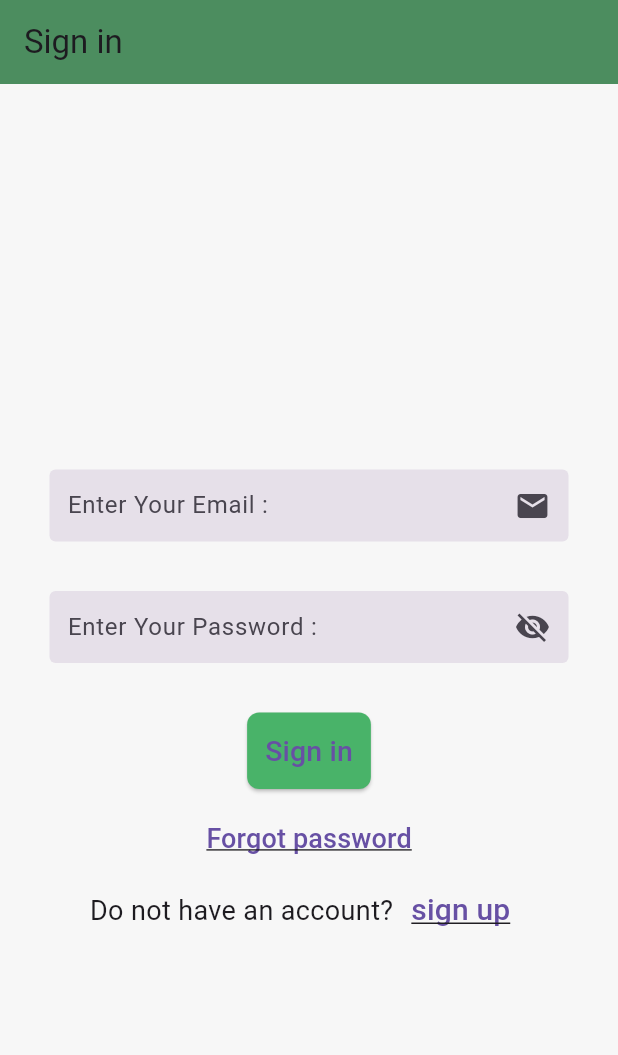
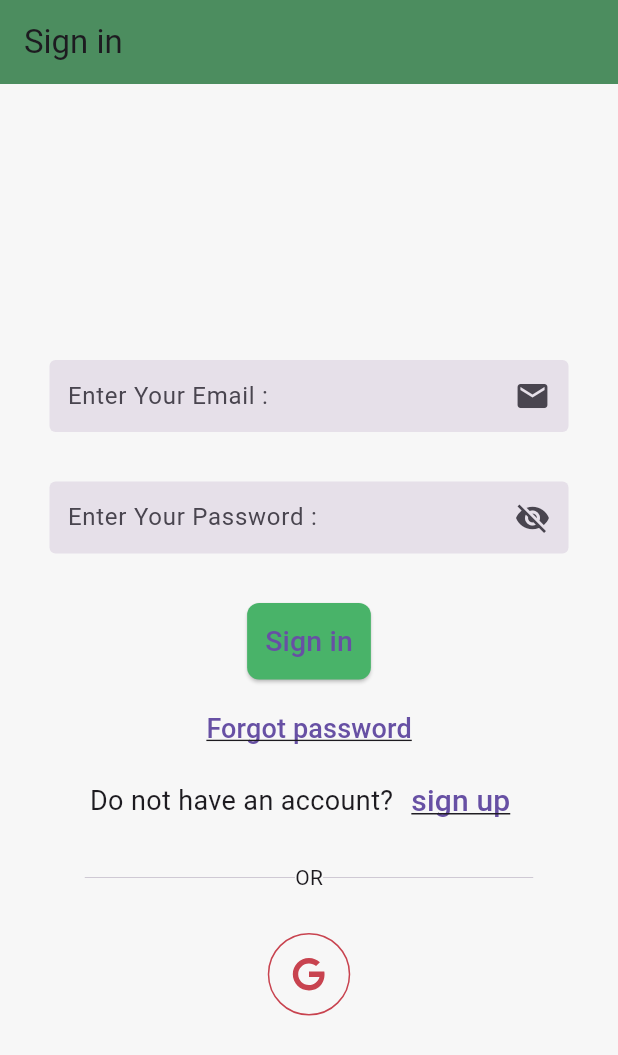
Before and after one commit to sherifshouaib/flower_app, a Flutter app: the screen it shows after launch, on a phone screen of 412 x 824 dp. Shown: the top 1055 px of the screen. Run offline on Flutter 3.47's test engine with Material 3 defaults, Android fonts, the phone set to English and light mode, and no system bars; our stand-ins replace firebase_auth, firebase_core, flutter_svg, google_sign_in; accounts and stored records are empty.

Commit message:
flower_app_lesson17_google_signin

```diff
--- a/lib/main.dart
+++ b/lib/main.dart
@@ -4,12 +4,15 @@ import 'package:e_commerce_app/pages/details_screen.dart';
 import 'package:e_commerce_app/pages/home.dart';
 import 'package:e_commerce_app/pages/sign_in.dart';
 import 'package:e_commerce_app/pages/register.dart';
+import 'package:e_commerce_app/pages/verify_email.dart';
 import 'package:e_commerce_app/provider/cart.dart';
+import 'package:e_commerce_app/provider/google_signin.dart';
 import 'package:e_commerce_app/widgets/snackbar.dart';
 import 'package:firebase_auth/firebase_auth.dart';
 import 'package:firebase_core/firebase_core.dart';
 import 'package:flutter/material.dart';
 import 'package:provider/provider.dart';
+import 'package:google_sign_in/google_sign_in.dart';
 
 Future<void> main() async {
   WidgetsFlutterBinding.ensureInitialized();
@@ -24,11 +27,17 @@ class MyApp extends StatelessWidget {
 
   @override
   Widget build(BuildContext context) {
-    return ChangeNotifierProvider(
-      create: (context) {
+    return MultiProvider(
+      providers: [
+        ChangeNotifierProvider(create: (context) {
           return Cart();
-      },
+        }),
+        ChangeNotifierProvider(create: (context) {
+          return GoogleSignInProvider();
+        }),
+      ],
       child: MaterialApp(
+          title: "myApp",
           debugShowCheckedModeBanner: false,
           home: StreamBuilder(
             stream: FirebaseAuth.instance.authStateChanges(),
@@ -41,13 +50,12 @@ class MyApp extends StatelessWidget {
               } else if (snapshot.hasError) {
                 return showSnackBar(context, "Something went wrong");
               } else if (snapshot.hasData) {
-              return Home();
+                return VerifyEmailPage(); // home() OR verify email
               } else {
                 return Login();
               }
             },
-        ),
-      ),
+          )),
     );
   }
 }
--- a/lib/pages/sign_in.dart
+++ b/lib/pages/sign_in.dart
@@ -1,5 +1,6 @@
 // ignore_for_file: prefer_const_constructors
-
+import 'package:e_commerce_app/provider/google_signin.dart';
+import 'package:flutter_svg/flutter_svg.dart';
 import 'package:e_commerce_app/pages/forgot_passowrd.dart';
 import 'package:e_commerce_app/pages/register.dart';
 import 'package:e_commerce_app/widgets/colors.dart';
@@ -7,6 +8,7 @@ import 'package:e_commerce_app/widgets/constants.dart';
 import 'package:e_commerce_app/widgets/snackbar.dart';
 import 'package:firebase_auth/firebase_auth.dart';
 import 'package:flutter/material.dart';
+import 'package:provider/provider.dart';
 
 class Login extends StatefulWidget {
   Login({super.key});
@@ -53,6 +55,8 @@ class _LoginState extends State<Login> {
 
   @override
   Widget build(BuildContext context) {
+    final googleSignInProvider = Provider.of<GoogleSignInProvider>(context);
+
     return Scaffold(
       appBar: AppBar(
         backgroundColor: appbarGreen,
@@ -158,7 +162,53 @@ class _LoginState extends State<Login> {
                       ),
                     )
                   ],
-                )
+                ),
+                SizedBox(
+                  height: 17,
+                ),
+                SizedBox(
+                  width: 299,
+                  child: Row(
+                    children: [
+                      Expanded(
+                          child: Divider(
+                        thickness: 0.6,
+                      )),
+                      Text(
+                        "OR",
+                        style: TextStyle(),
+                      ),
+                      Expanded(
+                          child: Divider(
+                        thickness: 0.6,
+                      )),
+                    ],
+                  ),
+                ),
+                Container(
+                  margin: EdgeInsets.symmetric(vertical: 27),
+                  child: GestureDetector(
+                    onTap: () {
+
+                      googleSignInProvider.googlelogin();
+                    },
+                    child: Container(
+                      padding: EdgeInsets.all(13),
+                      decoration: BoxDecoration(
+                          shape: BoxShape.circle,
+                          border: Border.all(
+                            //color: Colors.purple,
+                            width: 1,
+                            color: Color.fromARGB(255, 200, 67, 79),
+                          )),
+                      child: SvgPicture.asset(
+                        "assets/Icons/icons8-google.svg",
+                        color: Color.fromARGB(255, 200, 67, 79),
+                        height: 27,
+                      ),
+                    ),
+                  ),
+                ),
               ],
             ),
           ),
--- /dev/null
+++ b/lib/provider/google_signin.dart
@@ -0,0 +1,21 @@
+import 'package:firebase_auth/firebase_auth.dart';
+    import 'package:flutter/material.dart';
+    import 'package:google_sign_in/google_sign_in.dart';
+
+    class GoogleSignInProvider with ChangeNotifier {
+    final googleSignIn = GoogleSignIn();
+    GoogleSignInAccount? _user;
+    GoogleSignInAccount get user => _user!;
+    googlelogin() async {
+    final googleUser = await googleSignIn.signIn();
+    if (googleSignIn == null) return;
+    _user = googleUser;
+    final googleAuth = await googleUser?.authentication;
+    final credential = GoogleAuthProvider.credential(
+    accessToken: googleAuth?.accessToken,
+    idToken: googleAuth?.idToken,
+    );
+    await FirebaseAuth.instance.signInWithCredential(credential);
+      notifyListeners();
+    }
+    }
--- a/pubspec.yaml
+++ b/pubspec.yaml
@@ -38,6 +38,8 @@ dependencies:
   provider: ^6.1.2
   firebase_core: ^3.1.1
   firebase_auth: ^5.1.1
+  google_sign_in: ^6.2.1
+  flutter_svg: ^2.0.10+1
 
 dev_dependencies:
   flutter_test:
@@ -64,6 +66,7 @@ flutter:
   # To add assets to your application, add an assets section, like this:
   assets:
     - assets/images/
+    - assets/Icons/
 
   # An image asset can refer to one or more resolution-specific "variants", see
   # https://flutter.dev/assets-and-images/#resolution-aware
```
Also changed, not shown: lib/pages/details_screen.dart (+18 -18 lines), lib/pages/forgot_passowrd.dart (+31 -0 lines), lib/pages/home.dart (+4 -3 lines), lib/pages/verify_email.dart (added, +133 -0 lines), assets/Icons/icons8-google.svg (added), pubspec.lock, 1 other file. Lines whose indentation alone changed are shown as unchanged.
